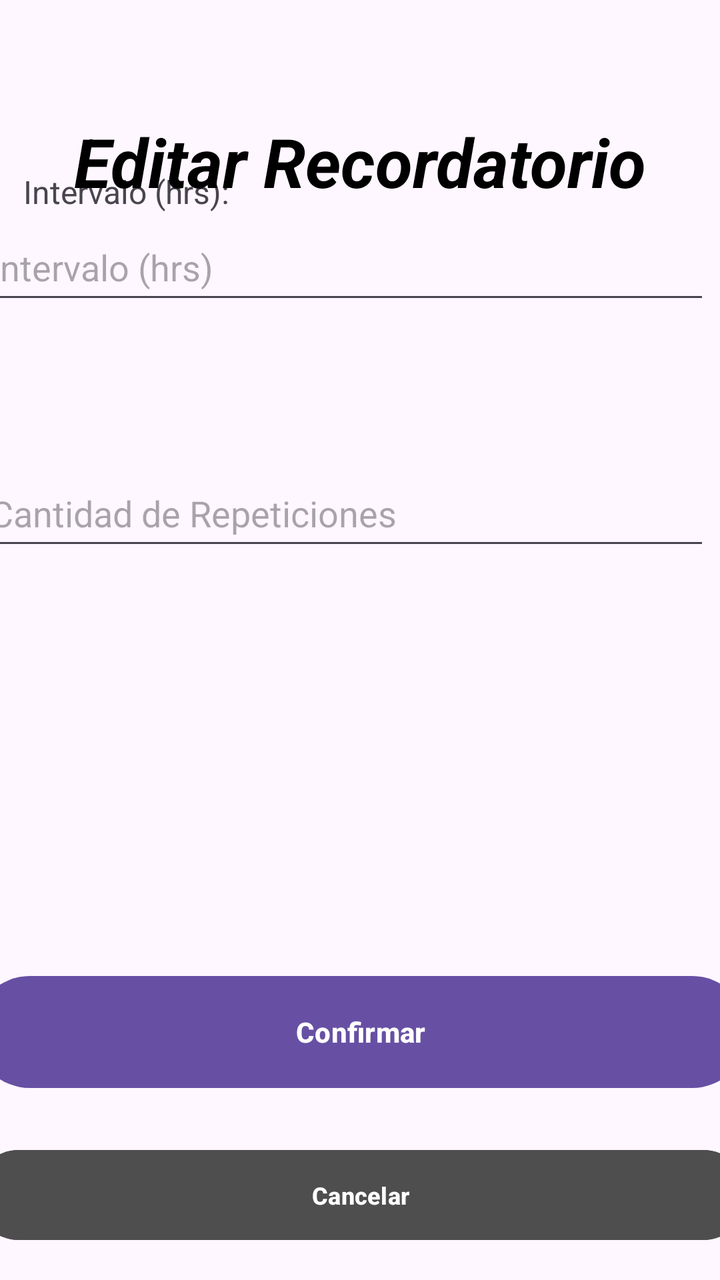
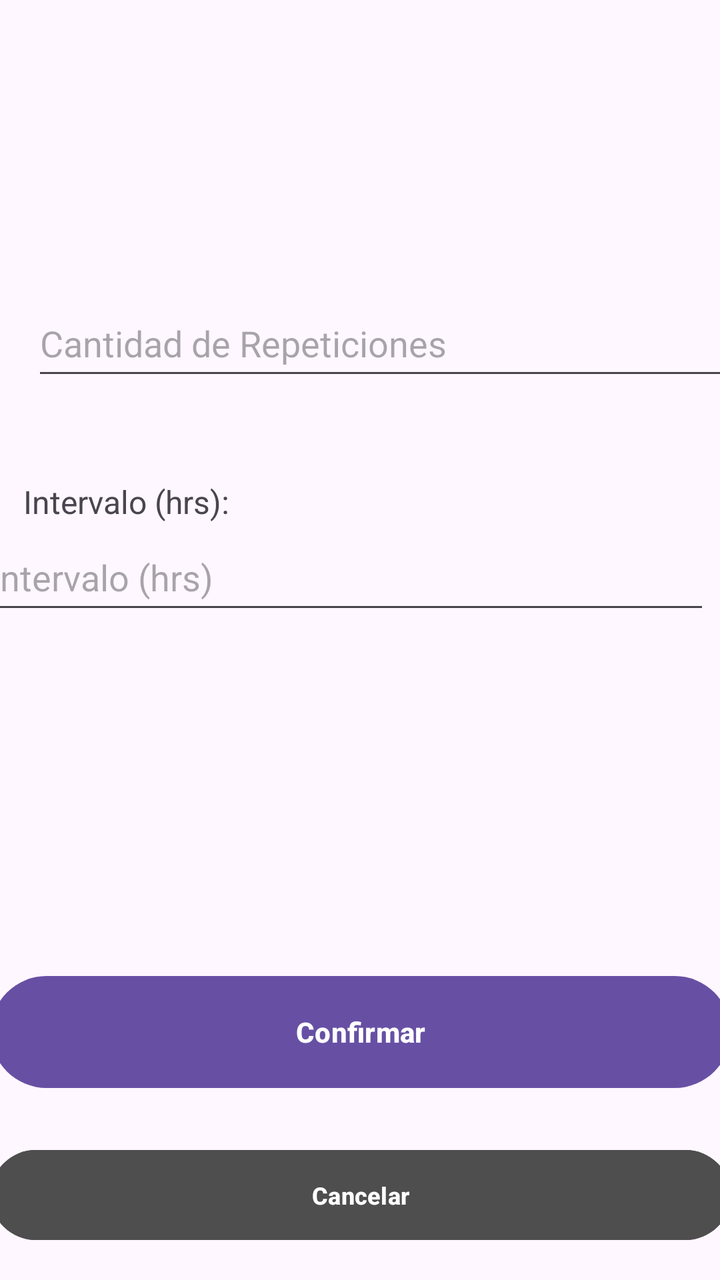

Before-and-after screenshots of an Android layout around one commit, followed by the original layout XML and the change that was made.
<!-- AndroidManifest.xml: application theme Theme.MobilesVC -->
<!-- res/layout/recordatorio_edit_view.xml -->
<?xml version="1.0" encoding="utf-8"?>
<androidx.constraintlayout.widget.ConstraintLayout xmlns:android="http://schemas.android.com/apk/res/android"
    xmlns:app="http://schemas.android.com/apk/res-auto"
    xmlns:tools="http://schemas.android.com/tools"
    android:layout_width="match_parent"
    android:layout_height="match_parent">

    <TextView
        android:id="@+id/textView49"
        android:layout_width="200dp"
        android:layout_height="22dp"
        android:layout_marginTop="296dp"
        android:text="Cantidad de Repeticiones:"
        android:textSize="16sp"
        app:layout_constraintBottom_toTopOf="@+id/vCantidadEdit"
        app:layout_constraintEnd_toEndOf="parent"
        app:layout_constraintHorizontal_bias="0.051"
        app:layout_constraintStart_toStartOf="parent"
        app:layout_constraintTop_toTopOf="parent"
        app:layout_constraintVertical_bias="1.0" />

    <TextView
        android:id="@+id/textView48"
        android:layout_width="130dp"
        android:layout_height="22dp"
        android:text="Intervalo (hrs):"
        android:textSize="16sp"
        app:layout_constraintBottom_toTopOf="@+id/vIntervaloEdit"
        app:layout_constraintEnd_toEndOf="parent"
        app:layout_constraintHorizontal_bias="0.051"
        app:layout_constraintStart_toStartOf="parent" />

    <com.google.android.material.textfield.TextInputEditText
        android:id="@+id/vIntervaloEdit"
        android:layout_width="364dp"
        android:layout_height="50dp"
        android:layout_marginStart="16dp"
        android:layout_marginEnd="31dp"
        android:layout_marginBottom="73dp"
        android:hint="Intervalo (hrs)"
        app:layout_constraintBottom_toTopOf="@+id/vCantidadEdit"
        app:layout_constraintEnd_toEndOf="parent"
        app:layout_constraintStart_toStartOf="parent" />

    <com.google.android.material.textfield.TextInputEditText
        android:id="@+id/vCantidadEdit"
        android:layout_width="364dp"
        android:layout_height="50dp"
        android:layout_marginStart="16dp"
        android:layout_marginEnd="31dp"
        android:layout_marginBottom="204dp"
        android:hint="Cantidad de Repeticiones"
        app:layout_constraintBottom_toTopOf="@+id/vEditRecordatorio"
        app:layout_constraintEnd_toEndOf="parent"
        app:layout_constraintStart_toStartOf="parent" />

    <Button
        android:id="@+id/vEditRecordatorio"
        android:layout_width="387dp"
        android:layout_height="64dp"
        android:layout_marginBottom="92dp"
        android:paddingVertical="14dp"
        android:text="Confirmar"
        android:textStyle="bold"
        app:layout_constraintBottom_toBottomOf="parent"
        app:layout_constraintEnd_toEndOf="parent"
        app:layout_constraintHorizontal_bias="0.5"
        app:layout_constraintStart_toStartOf="parent" />

    <TextView
        android:id="@+id/textView7"
        android:layout_width="wrap_content"
        android:layout_height="wrap_content"
        android:layout_marginStart="97dp"
        android:layout_marginTop="58dp"
        android:layout_marginEnd="97dp"
        android:fontFamily="sans-serif"
        android:text="Editar Recordatorio"
        android:textColor="#000000"
        android:textSize="34sp"
        android:textStyle="bold|italic"
        app:layout_constraintEnd_toEndOf="parent"
        app:layout_constraintStart_toStartOf="parent"
        app:layout_constraintTop_toTopOf="parent"
        tools:textSize="26sp" />

    <Button
        android:id="@+id/vVolverRecordatorioEdit"
        android:layout_width="387dp"
        android:layout_height="53dp"
        android:layout_marginHorizontal="24dp"
        android:layout_marginBottom="16dp"
        android:backgroundTint="#4E4E4E"
        android:paddingVertical="10dp"
        android:text="Cancelar"
        android:textSize="12sp"
        android:textStyle="bold"
        android:visibility="visible"
        app:layout_constraintBottom_toBottomOf="parent"
        app:layout_constraintEnd_toEndOf="parent"
        app:layout_constraintHorizontal_bias="0.5"
        app:layout_constraintStart_toStartOf="parent" />

</androidx.constraintlayout.widget.ConstraintLayout>
<!-- resources referenced by this layout -->
<resources>
  <style name="Theme.MobilesVC" parent="Base.Theme.MobilesVC" />
  <style name="Base.Theme.MobilesVC" parent="Theme.Material3.DayNight.NoActionBar">
          
          
      </style>
</resources>

<!-- the commit's change to res/layout/recordatorio_edit_view.xml (unified diff, before → after) -->
@@ -36,10 +36,11 @@
         android:layout_height="50dp"
         android:layout_marginStart="16dp"
         android:layout_marginEnd="31dp"
-        android:layout_marginBottom="73dp"
+        android:layout_marginBottom="172dp"
         android:hint="Intervalo (hrs)"
-        app:layout_constraintBottom_toTopOf="@+id/vCantidadEdit"
+        app:layout_constraintBottom_toTopOf="@+id/vEditRecordatorio"
         app:layout_constraintEnd_toEndOf="parent"
+        app:layout_constraintHorizontal_bias="0.5"
         app:layout_constraintStart_toStartOf="parent" />
 
     <com.google.android.material.textfield.TextInputEditText
@@ -48,15 +49,16 @@
         android:layout_height="50dp"
         android:layout_marginStart="16dp"
         android:layout_marginEnd="31dp"
-        android:layout_marginBottom="204dp"
+        android:layout_marginBottom="67dp"
         android:hint="Cantidad de Repeticiones"
-        app:layout_constraintBottom_toTopOf="@+id/vEditRecordatorio"
+        app:layout_constraintBottom_toTopOf="@+id/vIntervaloEdit"
         app:layout_constraintEnd_toEndOf="parent"
+        app:layout_constraintHorizontal_bias="0.0"
         app:layout_constraintStart_toStartOf="parent" />
 
     <Button
         android:id="@+id/vEditRecordatorio"
-        android:layout_width="387dp"
+        android:layout_width="370dp"
         android:layout_height="64dp"
         android:layout_marginBottom="92dp"
         android:paddingVertical="14dp"
@@ -74,11 +76,13 @@
         android:layout_marginStart="97dp"
         android:layout_marginTop="58dp"
         android:layout_marginEnd="97dp"
+        android:layout_marginBottom="143dp"
         android:fontFamily="sans-serif"
         android:text="Editar Recordatorio"
         android:textColor="#000000"
         android:textSize="34sp"
         android:textStyle="bold|italic"
+        app:layout_constraintBottom_toTopOf="@+id/vCantidadEdit"
         app:layout_constraintEnd_toEndOf="parent"
         app:layout_constraintStart_toStartOf="parent"
         app:layout_constraintTop_toTopOf="parent"
@@ -86,7 +90,7 @@
 
     <Button
         android:id="@+id/vVolverRecordatorioEdit"
-        android:layout_width="387dp"
+        android:layout_width="370dp"
         android:layout_height="53dp"
         android:layout_marginHorizontal="24dp"
         android:layout_marginBottom="16dp"
